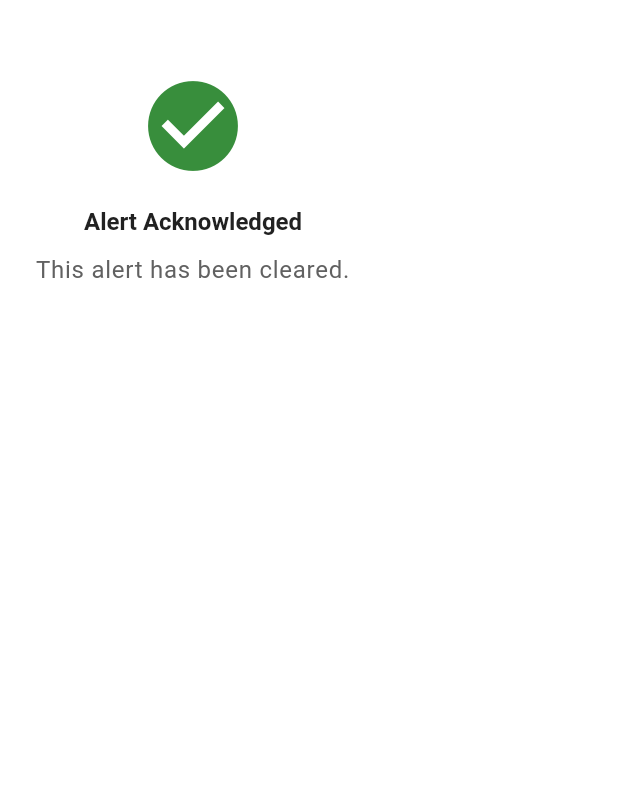
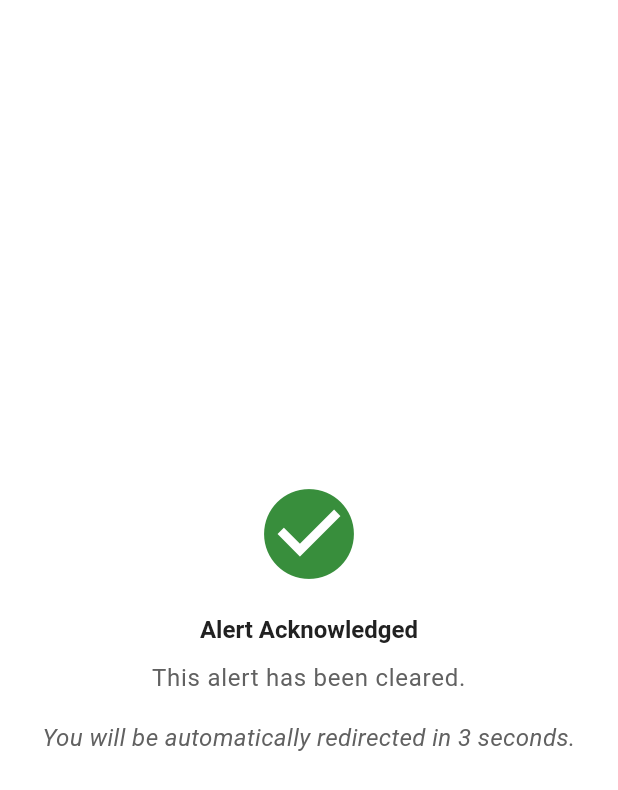
Before and after one commit to ravichandravasireddy/CareConnectTeam7Spring2026, a Flutter app: the EmergencySOSAlertScreen screen opened by its route, after a tap on "Acknowledge Alert", on a phone screen of 412 x 824 dp. Shown: the top 790 px of the screen. Run offline on Flutter 3.47's test engine with Material 3 defaults, Android fonts, the phone set to English and light mode, and no system bars.

Commit message:
Make link on caregiver screen go to emergency alert

```diff
--- a/flutter_app/lib/screens/caregiver_dashboard.dart
+++ b/flutter_app/lib/screens/caregiver_dashboard.dart
@@ -195,6 +195,7 @@ class CaregiverDashboardScreen extends StatelessWidget {
               color: AppColors.error500,
               colorScheme: colorScheme,
               textTheme: textTheme,
+              onTap: () => Navigator.pushNamed(context, '/emergency-sos'),
             ),
           ),
         ],
--- a/flutter_app/lib/screens/emergency_sos_alert.dart
+++ b/flutter_app/lib/screens/emergency_sos_alert.dart
@@ -29,15 +29,20 @@ class _EmergencySOSAlertScreenState extends State<EmergencySOSAlertScreen> {
       backgroundColor:
           _isAcknowledged ? colorScheme.surface : AppColors.error500,
       body: SafeArea(
-        child: SingleChildScrollView(
+        child: _isAcknowledged
+            ? Center(
+                child: Padding(
                   padding: const EdgeInsets.all(24),
-          child: _isAcknowledged
-              ? _buildAcknowledgedState(
+                  child: _buildAcknowledgedState(
                     context,
                     colorScheme: colorScheme,
                     textTheme: textTheme,
+                  ),
+                ),
               )
-              : _buildAlertState(
+            : SingleChildScrollView(
+                padding: const EdgeInsets.all(24),
+                child: _buildAlertState(
                   context,
                   colorScheme: colorScheme,
                   textTheme: textTheme,
@@ -256,9 +261,9 @@ class _EmergencySOSAlertScreenState extends State<EmergencySOSAlertScreen> {
     required TextTheme textTheme,
   }) {
     return Column(
+      mainAxisSize: MainAxisSize.min,
       crossAxisAlignment: CrossAxisAlignment.center,
       children: [
-        const SizedBox(height: 24),
         Icon(
           Icons.check_circle,
           color: AppColors.success700,
@@ -280,6 +285,15 @@ class _EmergencySOSAlertScreenState extends State<EmergencySOSAlertScreen> {
           ),
           textAlign: TextAlign.center,
         ),
+        const SizedBox(height: 16),
+        Text(
+          'You will be automatically redirected in 3 seconds.',
+          style: textTheme.bodyMedium?.copyWith(
+            color: colorScheme.onSurfaceVariant,
+            fontStyle: FontStyle.italic,
+          ),
+          textAlign: TextAlign.center,
+        ),
       ],
     );
   }
```
Lines whose indentation alone changed are shown as unchanged.
